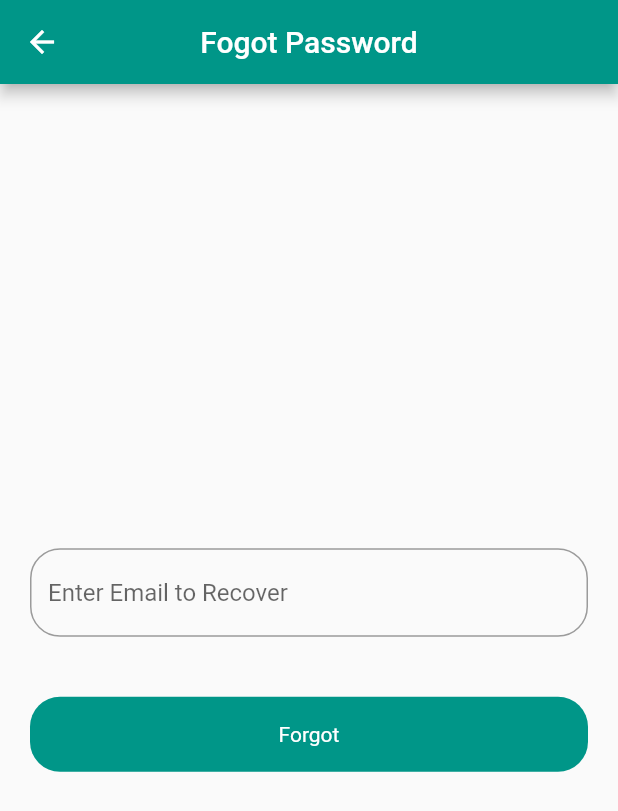
After one commit to azix-khan/todo_app, a Flutter app: the screen it shows after launch, after a tap on "Forgot Password", on a phone screen of 412 x 824 dp. The commit adds this screen. Shown: the top 811 px of the screen. Run offline on Flutter 3.47's test engine with Material 2 defaults, Android fonts, the phone set to English and light mode, and no system bars; our stand-ins replace cloud_firestore, firebase_auth, firebase_core, fluttertoast; accounts and stored records are empty.

Commit message:
TO-DO NOTES APP

```diff
--- /dev/null
+++ b/lib/auth/forgot_password_screen.dart
@@ -0,0 +1,84 @@
+import 'package:flutter/material.dart';
+import 'package:firebase_auth/firebase_auth.dart';
+import 'package:todo_app/widgets/round_button.dart';
+import 'package:todo_app/widgets/utils/utils.dart';
+
+class ForgotPasswordScreen extends StatefulWidget {
+  const ForgotPasswordScreen({super.key});
+
+  @override
+  State<ForgotPasswordScreen> createState() => _ForgotPasswordScreenState();
+}
+
+class _ForgotPasswordScreenState extends State<ForgotPasswordScreen> {
+  final emailController = TextEditingController();
+  final _formKey = GlobalKey<FormState>();
+  bool loading = false;
+  final auth = FirebaseAuth.instance;
+
+  @override
+  Widget build(BuildContext context) {
+    return Scaffold(
+      appBar: AppBar(
+        title: const Text('Fogot Password'),
+        centerTitle: true,
+      ),
+      body: Padding(
+        padding: const EdgeInsets.symmetric(horizontal: 20),
+        child: Form(
+          key: _formKey,
+          child: Column(
+            mainAxisAlignment: MainAxisAlignment.center,
+            crossAxisAlignment: CrossAxisAlignment.center,
+            children: [
+              TextFormField(
+                controller: emailController,
+                decoration: const InputDecoration(
+                  border: OutlineInputBorder(
+                      borderRadius: BorderRadius.all(Radius.circular(20))),
+                  hintText: 'Enter Email to Recover',
+                ),
+                keyboardType: TextInputType.emailAddress,
+                validator: (value) {
+                  if (value!.isEmpty) {
+                    return 'Email Required';
+                  }
+                  return null;
+                },
+              ),
+              const SizedBox(
+                height: 40,
+              ),
+              RoundButton(
+                  loading: loading,
+                  title: 'Forgot',
+                  onTap: () {
+                    setState(() {
+                      loading = true;
+                    });
+                    if (_formKey.currentState!.validate()) {
+                      auth
+                          .sendPasswordResetEmail(
+                              email: emailController.text.toString())
+                          .then((value) {
+                        setState(() {
+                          loading = false;
+                        });
+                        Utils().toastMessage(
+                            'We have sent you email to recover your password, please check your mails');
+                        emailController.text = '';
+                      }).onError((error, stackTrace) {
+                        setState(() {
+                          loading = false;
+                        });
+                        Utils().toastMessage(error.toString());
+                      });
+                    }
+                  })
+            ],
+          ),
+        ),
+      ),
+    );
+  }
+}
--- a/lib/auth/login_screen.dart
+++ b/lib/auth/login_screen.dart
@@ -1,6 +1,7 @@
 import 'package:firebase_auth/firebase_auth.dart';
 import 'package:flutter/material.dart';
 import 'package:flutter/services.dart';
+import 'package:todo_app/auth/forgot_password_screen.dart';
 import 'package:todo_app/auth/signup_screen.dart';
 import 'package:todo_app/posts/tasks_screen.dart';
 import 'package:todo_app/widgets/round_button.dart';
@@ -161,6 +162,19 @@ class _LoginScreenState extends State<LoginScreen> {
                       }
                     },
                   ),
+                  Align(
+                    alignment: Alignment.bottomRight,
+                    child: TextButton(
+                      onPressed: () {
+                        Navigator.push(
+                            context,
+                            MaterialPageRoute(
+                                builder: (context) =>
+                                    const ForgotPasswordScreen()));
+                      },
+                      child: const Text("Forgot Password"),
+                    ),
+                  ),
                   Row(
                     mainAxisAlignment: MainAxisAlignment.center,
                     children: [
```
